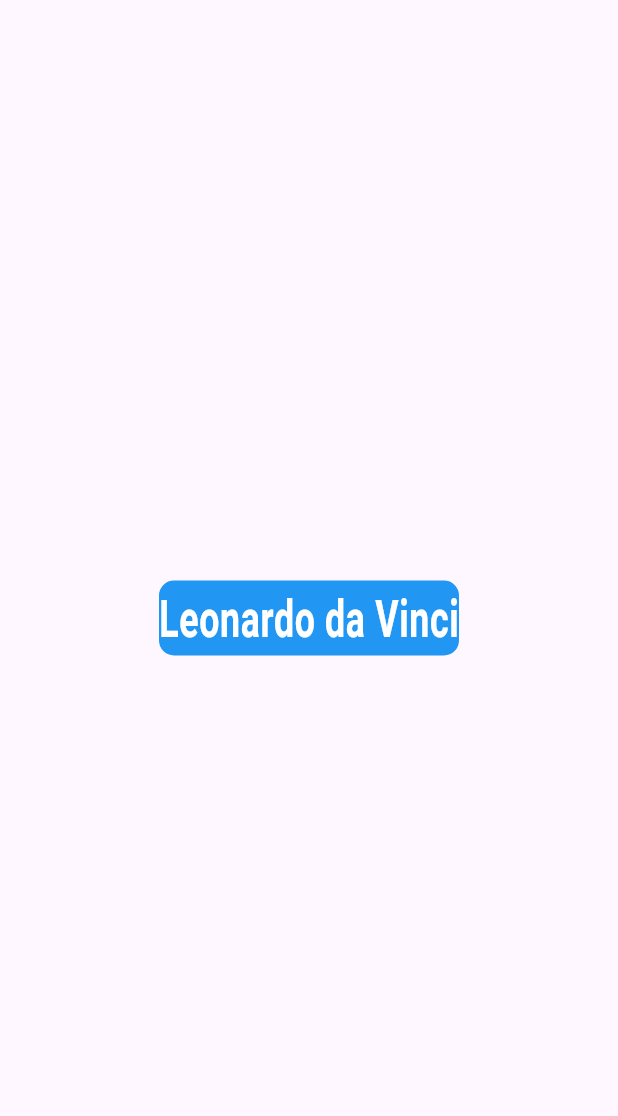
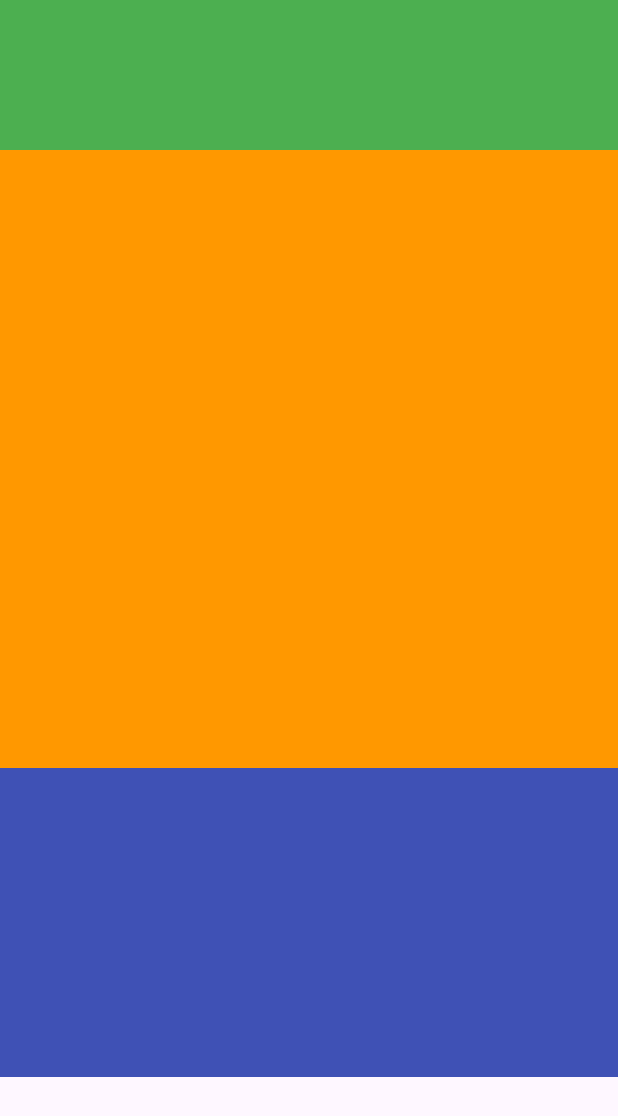
Before and after one commit to LoTrinhTuHocFlutter/Material, a Flutter app: the screen it shows after launch, on a phone screen of 412 x 824 dp. Shown: the top 1116 px of the screen. Run offline on Flutter 3.47's test engine with Material 3 defaults, Android fonts, the phone set to English and light mode, and no system bars.

Commit message:
Add Widget Flexible

```diff
--- a/lib/main.dart
+++ b/lib/main.dart
@@ -1,5 +1,5 @@
 import 'package:flutter/material.dart';
-import 'package:material/widgets/fitted_box_example.dart';
+import 'package:material/widgets/flexible_example.dart';
 
 void main() {
   runApp(const MyApp());
@@ -12,7 +12,7 @@ class MyApp extends StatelessWidget {
   Widget build(BuildContext context) {
     return MaterialApp(
       debugShowCheckedModeBanner: false,
-      home: FittedBoxExample(),
+      home: FlexibleExample(),
     );
   }
 }
--- /dev/null
+++ b/lib/widgets/flexible_example.dart
@@ -0,0 +1,39 @@
+import 'package:flutter/material.dart';
+
+class FlexibleExample extends StatelessWidget {
+  const FlexibleExample({super.key});
+
+  @override
+  Widget build(BuildContext context) {
+    return Scaffold(
+      body: SafeArea(
+        child: Column(
+          children: [
+            Flexible(
+              flex: 1,
+              fit: FlexFit.loose,
+              child: Container(
+                height: 100.0,
+                color: Colors.green,
+              ),
+            ),
+            Flexible(
+              flex: 2,
+              fit: FlexFit.tight,
+              child: Container(
+                color: Colors.orange,
+              ),
+            ),
+            Flexible(
+              flex: 1,
+              fit: FlexFit.tight,
+              child: Container(
+                color: Colors.indigo,
+              ),
+            ),
+          ],
+        ),
+      ),
+    );
+  }
+}
```
